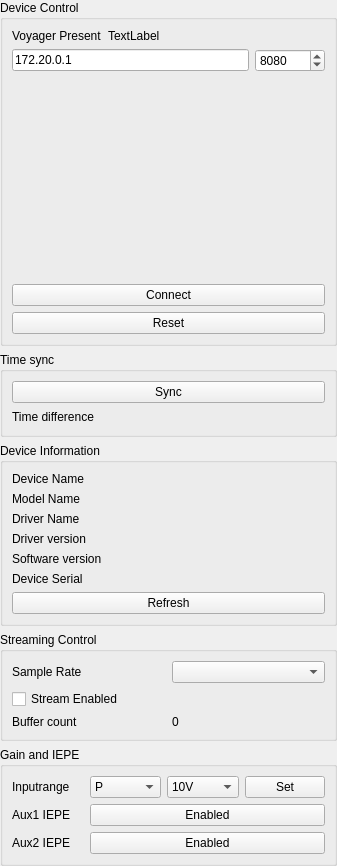
Before: the Qt Designer form Debugger/Components/Controls.ui in Microflown-Technologies/DAQ-Driver, drawn with Qt 5.
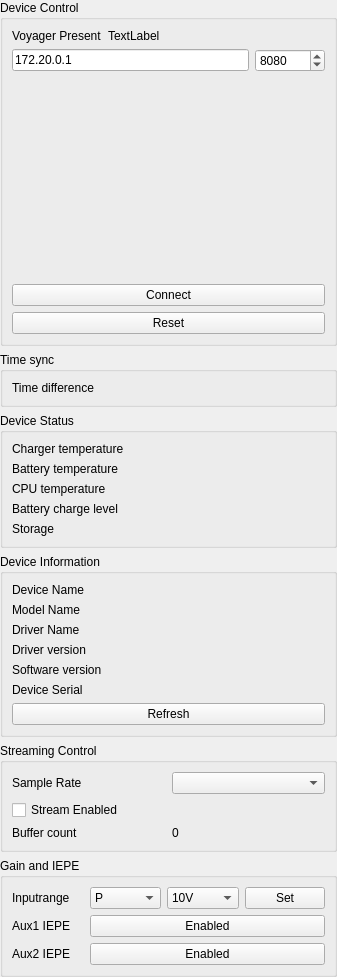
After: the same form once the commit is applied. Custom widgets are drawn as their Qt base class.

Commit message: Fixed warning, and added device status gui

Patch:
```diff
--- a/Debugger/Components/Controls.ui
+++ b/Debugger/Components/Controls.ui
@@ -7,7 +7,7 @@
     <x>0</x>
     <y>0</y>
     <width>337</width>
-    <height>866</height>
+    <height>957</height>
    </rect>
   </property>
   <property name="windowTitle">
@@ -26,259 +26,6 @@
    <property name="bottomMargin">
     <number>0</number>
    </property>
-   <item row="3" column="0">
-    <widget class="QGroupBox" name="grp_StreamControl">
-     <property name="title">
-      <string>Streaming Control</string>
-     </property>
-     <layout class="QGridLayout" name="gridLayout_2">
-      <item row="1" column="0" colspan="2">
-       <widget class="QCheckBox" name="chk_StreamEnabled">
-        <property name="text">
-         <string>Stream Enabled</string>
-        </property>
-       </widget>
-      </item>
-      <item row="0" column="1">
-       <widget class="QComboBox" name="cmb_sampleRates"/>
-      </item>
-      <item row="0" column="0">
-       <widget class="QLabel" name="label">
-        <property name="text">
-         <string>Sample Rate</string>
-        </property>
-       </widget>
-      </item>
-      <item row="2" column="0">
-       <widget class="QLabel" name="label_4">
-        <property name="text">
-         <string>Buffer count</string>
-        </property>
-       </widget>
-      </item>
-      <item row="2" column="1">
-       <widget class="QLabel" name="lbl_buffer_count">
-        <property name="text">
-         <string>0</string>
-        </property>
-       </widget>
-      </item>
-     </layout>
-    </widget>
-   </item>
-   <item row="4" column="0">
-    <widget class="QGroupBox" name="groupBox">
-     <property name="title">
-      <string>Gain and IEPE</string>
-     </property>
-     <layout class="QGridLayout" name="gridLayout_5">
-      <item row="0" column="0">
-       <widget class="QLabel" name="label_5">
-        <property name="text">
-         <string>Inputrange</string>
-        </property>
-       </widget>
-      </item>
-      <item row="0" column="2">
-       <widget class="QComboBox" name="cmb_inputrange">
-        <property name="currentIndex">
-         <number>2</number>
-        </property>
-        <item>
-         <property name="text">
-          <string>0.1V</string>
-         </property>
-        </item>
-        <item>
-         <property name="text">
-          <string>1V</string>
-         </property>
-        </item>
-        <item>
-         <property name="text">
-          <string>10V</string>
-         </property>
-        </item>
-       </widget>
-      </item>
-      <item row="1" column="0">
-       <widget class="QLabel" name="label_6">
-        <property name="text">
-         <string>Aux1 IEPE</string>
-        </property>
-       </widget>
-      </item>
-      <item row="2" column="0">
-       <widget class="QLabel" name="label_7">
-        <property name="text">
-         <string>Aux2 IEPE</string>
-        </property>
-       </widget>
-      </item>
-      <item row="0" column="1">
-       <widget class="QComboBox" name="cmb_input_Channel">
-        <item>
-         <property name="text">
-          <string>P</string>
-         </property>
-        </item>
-        <item>
-         <property name="text">
-          <string>Ux</string>
-         </property>
-        </item>
-        <item>
-         <property name="text">
-          <string>Uy</string>
-         </property>
-        </item>
-        <item>
-         <property name="text">
-          <string>Uz</string>
-         </property>
-        </item>
-        <item>
-         <property name="text">
-          <string>Aux1</string>
-         </property>
-        </item>
-        <item>
-         <property name="text">
-          <string>Aux2</string>
-         </property>
-        </item>
-       </widget>
-      </item>
-      <item row="0" column="3">
-       <widget class="QPushButton" name="btn_setinputRange">
-        <property name="text">
-         <string>Set</string>
-        </property>
-       </widget>
-      </item>
-      <item row="1" column="1" colspan="3">
-       <widget class="QPushButton" name="btn_Aux1IEPE">
-        <property name="text">
-         <string>Enabled</string>
-        </property>
-        <property name="checkable">
-         <bool>true</bool>
-        </property>
-       </widget>
-      </item>
-      <item row="2" column="1" colspan="3">
-       <widget class="QPushButton" name="btn_Aux2IEPE">
-        <property name="text">
-         <string>Enabled</string>
-        </property>
-        <property name="checkable">
-         <bool>true</bool>
-        </property>
-       </widget>
-      </item>
-     </layout>
-    </widget>
-   </item>
-   <item row="2" column="0">
-    <widget class="QGroupBox" name="groupBox_2">
-     <property name="title">
-      <string>Device Information</string>
-     </property>
-     <layout class="QGridLayout" name="gridLayout_6">
-      <item row="1" column="1">
-       <widget class="QLabel" name="lbl_modelName">
-        <property name="text">
-         <string/>
-        </property>
-       </widget>
-      </item>
-      <item row="6" column="1">
-       <widget class="QLabel" name="lbl_deviceSerial">
-        <property name="text">
-         <string/>
-        </property>
-       </widget>
-      </item>
-      <item row="0" column="0">
-       <widget class="QLabel" name="label_8">
-        <property name="text">
-         <string>Device Name</string>
-        </property>
-       </widget>
-      </item>
-      <item row="0" column="1">
-       <widget class="QLabel" name="lbl_deviceName">
-        <property name="text">
-         <string/>
-        </property>
-       </widget>
-      </item>
-      <item row="3" column="1">
-       <widget class="QLabel" name="lbl_driverVersion">
-        <property name="text">
-         <string/>
-        </property>
-       </widget>
-      </item>
-      <item row="1" column="0">
-       <widget class="QLabel" name="label_9">
-        <property name="text">
-         <string>Model Name</string>
-        </property>
-       </widget>
-      </item>
-      <item row="2" column="1">
-       <widget class="QLabel" name="lbl_driverName">
-        <property name="text">
-         <string/>
-        </property>
-       </widget>
-      </item>
-      <item row="4" column="1">
-       <widget class="QLabel" name="lbl_softwareVersion">
-        <property name="text">
-         <string/>
-        </property>
-       </widget>
-      </item>
-      <item row="3" column="0">
-       <widget class="QLabel" name="label_11">
-        <property name="text">
-         <string>Driver version</string>
-        </property>
-       </widget>
-      </item>
-      <item row="4" column="0">
-       <widget class="QLabel" name="label_12">
-        <property name="text">
-         <string>Software version</string>
-        </property>
-       </widget>
-      </item>
-      <item row="2" column="0">
-       <widget class="QLabel" name="label_10">
-        <property name="text">
-         <string>Driver Name</string>
-        </property>
-       </widget>
-      </item>
-      <item row="6" column="0">
-       <widget class="QLabel" name="label_13">
-        <property name="text">
-         <string>Device Serial</string>
-        </property>
-       </widget>
-      </item>
-      <item row="7" column="0" colspan="2">
-       <widget class="QPushButton" name="btn_refreshDeviceInfo">
-        <property name="text">
-         <string>Refresh</string>
-        </property>
-       </widget>
-      </item>
-     </layout>
-    </widget>
-   </item>
    <item row="0" column="0">
     <widget class="QGroupBox" name="grp_deviceControl">
      <property name="title">
@@ -346,30 +93,355 @@
      </layout>
     </widget>
    </item>
+   <item row="3" column="0">
+    <widget class="QGroupBox" name="groupBox_2">
+     <property name="title">
+      <string>Device Information</string>
+     </property>
+     <layout class="QGridLayout" name="gridLayout_6">
+      <item row="3" column="0">
+       <widget class="QLabel" name="label_11">
+        <property name="text">
+         <string>Driver version</string>
+        </property>
+       </widget>
+      </item>
+      <item row="4" column="0">
+       <widget class="QLabel" name="label_12">
+        <property name="text">
+         <string>Software version</string>
+        </property>
+       </widget>
+      </item>
+      <item row="2" column="0">
+       <widget class="QLabel" name="label_10">
+        <property name="text">
+         <string>Driver Name</string>
+        </property>
+       </widget>
+      </item>
+      <item row="6" column="0">
+       <widget class="QLabel" name="label_13">
+        <property name="text">
+         <string>Device Serial</string>
+        </property>
+       </widget>
+      </item>
+      <item row="1" column="1">
+       <widget class="QLabel" name="lbl_modelName">
+        <property name="text">
+         <string/>
+        </property>
+       </widget>
+      </item>
+      <item row="2" column="1">
+       <widget class="QLabel" name="lbl_driverName">
+        <property name="text">
+         <string/>
+        </property>
+       </widget>
+      </item>
+      <item row="4" column="1">
+       <widget class="QLabel" name="lbl_softwareVersion">
+        <property name="text">
+         <string/>
+        </property>
+       </widget>
+      </item>
+      <item row="0" column="0">
+       <widget class="QLabel" name="label_8">
+        <property name="text">
+         <string>Device Name</string>
+        </property>
+       </widget>
+      </item>
+      <item row="0" column="1">
+       <widget class="QLabel" name="lbl_deviceName">
+        <property name="text">
+         <string/>
+        </property>
+       </widget>
+      </item>
+      <item row="3" column="1">
+       <widget class="QLabel" name="lbl_driverVersion">
+        <property name="text">
+         <string/>
+        </property>
+       </widget>
+      </item>
+      <item row="1" column="0">
+       <widget class="QLabel" name="label_9">
+        <property name="text">
+         <string>Model Name</string>
+        </property>
+       </widget>
+      </item>
+      <item row="6" column="1">
+       <widget class="QLabel" name="lbl_deviceSerial">
+        <property name="text">
+         <string/>
+        </property>
+       </widget>
+      </item>
+      <item row="7" column="0" colspan="2">
+       <widget class="QPushButton" name="btn_refreshDeviceInfo">
+        <property name="text">
+         <string>Refresh</string>
+        </property>
+       </widget>
+      </item>
+     </layout>
+    </widget>
+   </item>
+   <item row="5" column="0">
+    <widget class="QGroupBox" name="groupBox">
+     <property name="title">
+      <string>Gain and IEPE</string>
+     </property>
+     <layout class="QGridLayout" name="gridLayout_5">
+      <item row="0" column="0">
+       <widget class="QLabel" name="label_5">
+        <property name="text">
+         <string>Inputrange</string>
+        </property>
+       </widget>
+      </item>
+      <item row="0" column="2">
+       <widget class="QComboBox" name="cmb_inputrange">
+        <property name="currentIndex">
+         <number>2</number>
+        </property>
+        <item>
+         <property name="text">
+          <string>0.1V</string>
+         </property>
+        </item>
+        <item>
+         <property name="text">
+          <string>1V</string>
+         </property>
+        </item>
+        <item>
+         <property name="text">
+          <string>10V</string>
+         </property>
+        </item>
+       </widget>
+      </item>
+      <item row="1" column="0">
+       <widget class="QLabel" name="label_6">
+        <property name="text">
+         <string>Aux1 IEPE</string>
+        </property>
+       </widget>
+      </item>
+      <item row="2" column="0">
+       <widget class="QLabel" name="label_7">
+        <property name="text">
+         <string>Aux2 IEPE</string>
+        </property>
+       </widget>
+      </item>
+      <item row="0" column="1">
+       <widget class="QComboBox" name="cmb_input_Channel">
+        <item>
+         <property name="text">
+          <string>P</string>
+         </property>
+        </item>
+        <item>
+         <property name="text">
+          <string>Ux</string>
+         </property>
+        </item>
+        <item>
+         <property name="text">
+          <string>Uy</string>
+         </property>
+        </item>
+        <item>
+         <property name="text">
+          <string>Uz</string>
+         </property>
+        </item>
+        <item>
+         <property name="text">
+          <string>Aux1</string>
+         </property>
+        </item>
+        <item>
+         <property name="text">
+          <string>Aux2</string>
+         </property>
+        </item>
+       </widget>
+      </item>
+      <item row="0" column="3">
+       <widget class="QPushButton" name="btn_setinputRange">
+        <property name="text">
+         <string>Set</string>
+        </property>
+       </widget>
+      </item>
+      <item row="1" column="1" colspan="3">
+       <widget class="QPushButton" name="btn_Aux1IEPE">
+        <property name="text">
+         <string>Enabled</string>
+        </property>
+        <property name="checkable">
+         <bool>true</bool>
+        </property>
+       </widget>
+      </item>
+      <item row="2" column="1" colspan="3">
+       <widget class="QPushButton" name="btn_Aux2IEPE">
+        <property name="text">
+         <string>Enabled</string>
+        </property>
+        <property name="checkable">
+         <bool>true</bool>
+        </property>
+       </widget>
+      </item>
+     </layout>
+    </widget>
+   </item>
    <item row="1" column="0">
     <widget class="QGroupBox" name="grp_Sync">
      <property name="title">
       <string>Time sync</string>
      </property>
      <layout class="QGridLayout" name="gridLayout_3">
-      <item row="1" column="0">
+      <item row="0" column="0">
        <widget class="QLabel" name="label_2">
         <property name="text">
          <string>Time difference</string>
         </property>
        </widget>
       </item>
-      <item row="1" column="1">
+      <item row="0" column="1">
        <widget class="QLabel" name="lbl_differenceMS">
         <property name="text">
          <string/>
         </property>
        </widget>
       </item>
-      <item row="0" column="0" colspan="2">
-       <widget class="QPushButton" name="btn_Sync">
+     </layout>
+    </widget>
+   </item>
+   <item row="4" column="0">
+    <widget class="QGroupBox" name="grp_StreamControl">
+     <property name="title">
+      <string>Streaming Control</string>
+     </property>
+     <layout class="QGridLayout" name="gridLayout_2">
+      <item row="1" column="0" colspan="2">
+       <widget class="QCheckBox" name="chk_StreamEnabled">
         <property name="text">
-         <string>Sync</string>
+         <string>Stream Enabled</string>
+        </property>
+       </widget>
+      </item>
+      <item row="0" column="1">
+       <widget class="QComboBox" name="cmb_sampleRates"/>
+      </item>
+      <item row="0" column="0">
+       <widget class="QLabel" name="label">
+        <property name="text">
+         <string>Sample Rate</string>
+        </property>
+       </widget>
+      </item>
+      <item row="2" column="0">
+       <widget class="QLabel" name="label_4">
+        <property name="text">
+         <string>Buffer count</string>
+        </property>
+       </widget>
+      </item>
+      <item row="2" column="1">
+       <widget class="QLabel" name="lbl_buffer_count">
+        <property name="text">
+         <string>0</string>
+        </property>
+       </widget>
+      </item>
+     </layout>
+    </widget>
+   </item>
+   <item row="2" column="0">
+    <widget class="QGroupBox" name="groupBox_3">
+     <property name="title">
+      <string>Device Status</string>
+     </property>
+     <layout class="QGridLayout" name="gridLayout_7">
+      <item row="0" column="0">
+       <widget class="QLabel" name="label_14">
+        <property name="text">
+         <string>Charger temperature</string>
+        </property>
+       </widget>
+      </item>
+      <item row="5" column="0">
+       <widget class="QLabel" name="label_18">
+        <property name="text">
+         <string>Storage</string>
+        </property>
+       </widget>
+      </item>
+      <item row="2" column="0">
+       <widget class="QLabel" name="label_15">
+        <property name="text">
+         <string>Battery temperature</string>
+        </property>
+       </widget>
+      </item>
+      <item row="3" column="0">
+       <widget class="QLabel" name="label_16">
+        <property name="text">
+         <string>CPU temperature</string>
+        </property>
+       </widget>
+      </item>
+      <item row="4" column="0">
+       <widget class="QLabel" name="label_17">
+        <property name="text">
+         <string>Battery charge level</string>
+        </property>
+       </widget>
+      </item>
+      <item row="0" column="1">
+       <widget class="QLabel" name="lbl_chargerTemperature">
+        <property name="text">
+         <string/>
+        </property>
+       </widget>
+      </item>
+      <item row="2" column="1">
+       <widget class="QLabel" name="lbl_batteryTemperature">
+        <property name="text">
+         <string/>
+        </property>
+       </widget>
+      </item>
+      <item row="3" column="1">
+       <widget class="QLabel" name="lbl_cpuTemperature">
+        <property name="text">
+         <string/>
+        </property>
+       </widget>
+      </item>
+      <item row="4" column="1">
+       <widget class="QLabel" name="lbl_batteryChargeLevel">
+        <property name="text">
+         <string/>
+        </property>
+       </widget>
+      </item>
+      <item row="5" column="1">
+       <widget class="QLabel" name="lbl_storage">
+        <property name="text">
+         <string/>
         </property>
        </widget>
       </item>
```
The commit also changes 4 other files.
